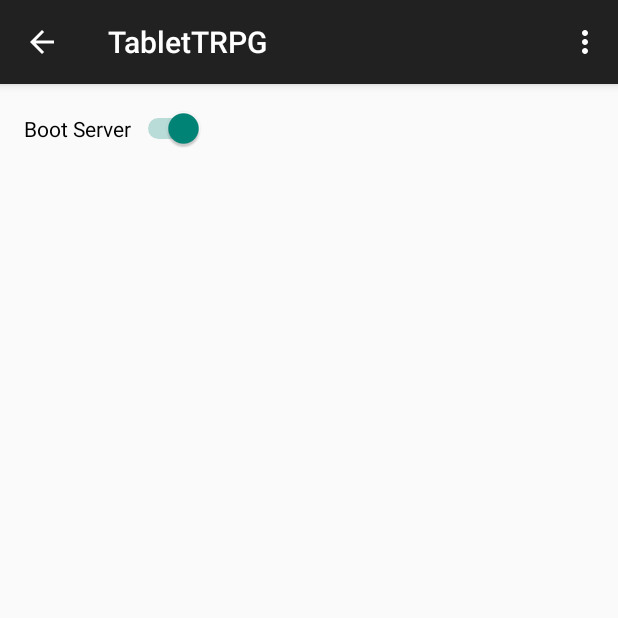
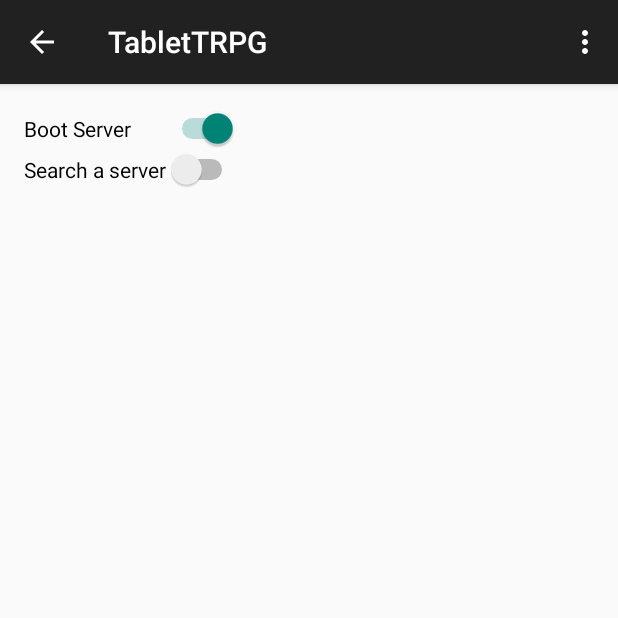
Before and after one commit to PanzerKadaver/tablettrpg, an Android app: the screen it shows after launch (MainActivity), after a tap on "Boot Server", on a phone screen of 412 x 824 dp, the top half of it. Run offline under Robolectric (Android 15) with nearby library versions, the phone set to English and light mode, and no system bars; 2 statements that could not run were skipped.

```diff
--- a/app/src/main/java/ihatereboot/tablettrpg/BluetoothManager.java
+++ b/app/src/main/java/ihatereboot/tablettrpg/BluetoothManager.java
@@ -1,18 +1,37 @@
 package ihatereboot.tablettrpg;
 
 import android.bluetooth.BluetoothAdapter;
+import android.content.Intent;
+
+import static android.support.v4.app.ActivityCompat.startActivityForResult;
+
 
 /**
  * Created by aubert_n on 14/01/2015.
  */
-public class BluetoothManager {
+public class BluetoothManager
+{
+    private final static int REQUEST_ENABLE_BT = 747;
 
-    public static void BluetoothActivate() {
+    protected void onActivityResult(int requestCode, int resultCode, Intent data)
+    {
+
+    }
+
+    public static void BluetoothActivate()
+    {
         BluetoothAdapter mBluetoothAdapter = BluetoothAdapter.getDefaultAdapter();
-        if (mBluetoothAdapter == null) {
+        if (mBluetoothAdapter == null)
             System.out.println("device does not support bluetooth");
-        } else
+        else
+            System.out.println("bluetooth supported");
+        if (mBluetoothAdapter.isEnabled())
             System.out.println("bluetooth enabled");
+        else
+        {
+            Intent enableBtIntent = new Intent(BluetoothAdapter.ACTION_REQUEST_ENABLE);
+            startActivityForResult(MainActivity.activity, enableBtIntent, REQUEST_ENABLE_BT, null);
+        }
     }
 
 }
--- a/app/src/main/java/ihatereboot/tablettrpg/MainActivity.java
+++ b/app/src/main/java/ihatereboot/tablettrpg/MainActivity.java
@@ -34,8 +34,11 @@ public class MainActivity extends ActionBarActivity
      */
     private CharSequence mTitle;
 
+    public static Activity activity;
+
     @Override
     protected void onCreate(Bundle savedInstanceState) {
+        activity = this;
         super.onCreate(savedInstanceState);
         setContentView(R.layout.activity_main);
 
--- a/app/src/main/res/layout/fragment_main.xml
+++ b/app/src/main/res/layout/fragment_main.xml
@@ -15,5 +15,16 @@
         android:layout_alignParentLeft="true"
         android:layout_alignParentStart="true"
         android:checked="false"
-        android:onClick="onBootSwitch" />
+        android:onClick="onBootSwitch"
+        android:layout_alignRight="@+id/switch1"
+        android:layout_alignEnd="@+id/switch1" />
+
+    <Switch
+        android:layout_width="wrap_content"
+        android:layout_height="wrap_content"
+        android:text="@string/client_switch"
+        android:id="@+id/switch1"
+        android:layout_below="@+id/server_switch"
+        android:layout_alignParentLeft="true"
+        android:layout_alignParentStart="true" />
 </RelativeLayout>
--- a/app/src/main/res/values/strings.xml
+++ b/app/src/main/res/values/strings.xml
@@ -9,5 +9,6 @@
     <string name="navigation_drawer_close">Close navigation drawer</string>
     <string name="action_settings">Settings</string>
     <string name="server_switch">Boot Server</string>
+    <string name="client_switch">Search a server</string>
 
 </resources>
```
